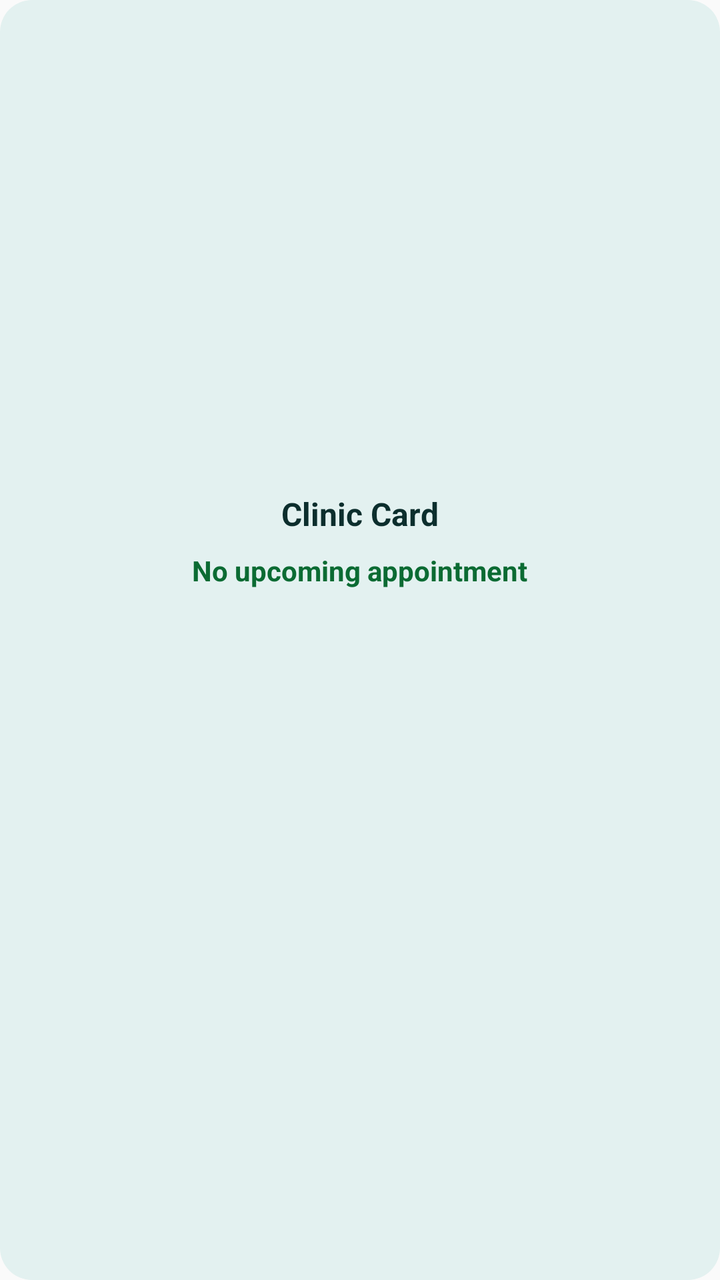
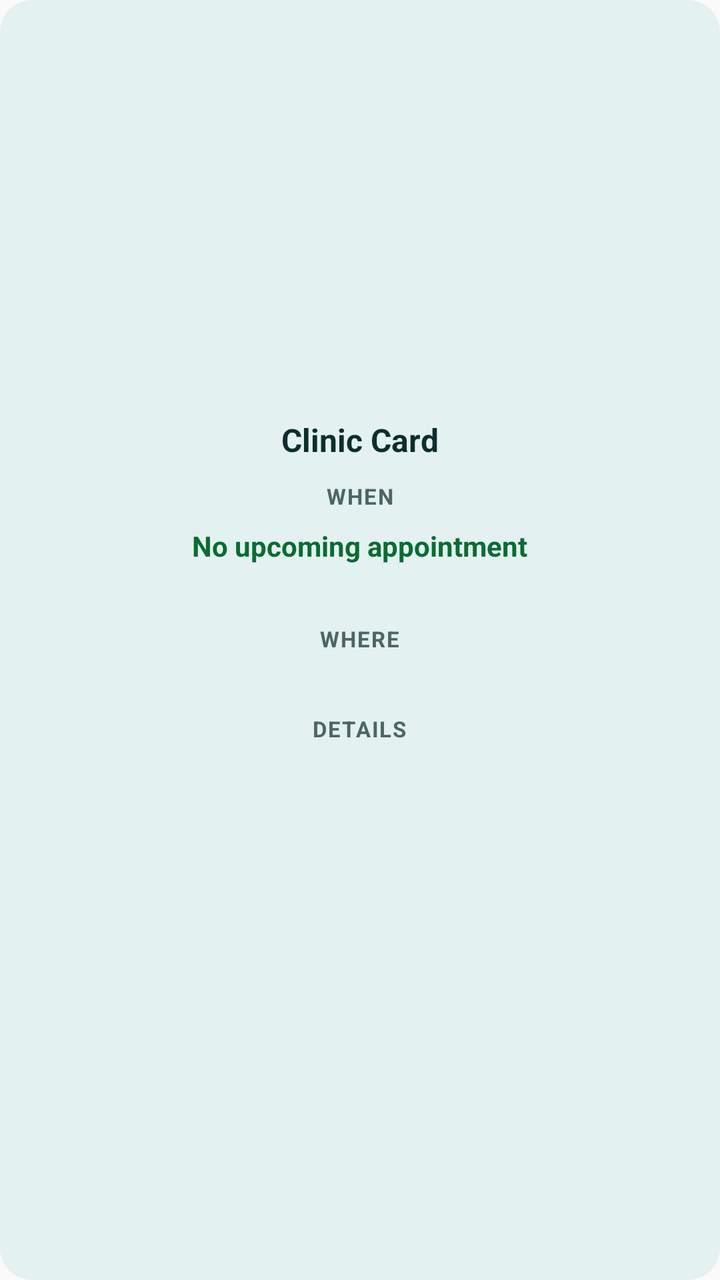

Compare the two renders of this Android layout. The source of the first and the diff that turns it into the second are given below.
<!-- AndroidManifest.xml: application theme AppTheme -->
<!-- res/layout/clinic_card_widget.xml -->
<?xml version="1.0" encoding="utf-8"?>
<LinearLayout xmlns:android="http://schemas.android.com/apk/res/android"
    android:id="@+id/widget_root"
    android:layout_width="match_parent"
    android:layout_height="match_parent"
    android:orientation="vertical"
    android:padding="16dp"
    android:background="@drawable/widget_background"
    android:gravity="center">

    <TextView
        android:id="@+id/widget_clinic_title"
        android:layout_width="wrap_content"
        android:layout_height="wrap_content"
        android:text="Clinic Card"
        android:textSize="16sp"
        android:textColor="@color/widget_text_primary"
        android:textStyle="bold" />

    <TextView
        android:id="@+id/widget_clinic_date"
        android:layout_width="wrap_content"
        android:layout_height="wrap_content"
        android:layout_marginTop="8dp"
        android:text="No upcoming appointment"
        android:textSize="14sp"
        android:textColor="@color/widget_good"
        android:textStyle="bold" />

    <TextView
        android:id="@+id/widget_clinic_visit_time"
        android:layout_width="wrap_content"
        android:layout_height="wrap_content"
        android:layout_marginTop="2dp"
        android:text=""
        android:textSize="13sp"
        android:textColor="@color/widget_text_primary" />

    <TextView
        android:id="@+id/widget_clinic_location"
        android:layout_width="wrap_content"
        android:layout_height="wrap_content"
        android:layout_marginTop="4dp"
        android:text=""
        android:textSize="12sp"
        android:textColor="@color/widget_accent"
        android:textStyle="bold" />

    <TextView
        android:id="@+id/widget_clinic_clinic_num"
        android:layout_width="wrap_content"
        android:layout_height="wrap_content"
        android:layout_marginTop="4dp"
        android:text=""
        android:textSize="12sp"
        android:textColor="@color/widget_text_primary" />

    <TextView
        android:id="@+id/widget_clinic_tests"
        android:layout_width="wrap_content"
        android:layout_height="wrap_content"
        android:layout_marginTop="4dp"
        android:text=""
        android:textSize="12sp"
        android:textColor="@color/widget_text_muted" />

    <TextView
        android:id="@+id/widget_clinic_doctype"
        android:layout_width="wrap_content"
        android:layout_height="wrap_content"
        android:layout_marginTop="2dp"
        android:text=""
        android:textSize="12sp"
        android:textColor="@color/widget_text_muted" />

    <TextView
        android:id="@+id/widget_clinic_nhs_num"
        android:layout_width="wrap_content"
        android:layout_height="wrap_content"
        android:layout_marginTop="2dp"
        android:text=""
        android:textSize="12sp"
        android:textColor="@color/widget_text_muted"
        android:visibility="gone" />
</LinearLayout>
<!-- resources referenced by this layout -->
<resources>
  <color name="widget_accent">#00696B</color>
  <color name="widget_good">#0B6B33</color>
  <color name="widget_text_muted">#4C6664</color>
  <color name="widget_text_primary">#0C2E2D</color>
  <!-- drawable widget_background (drawable) -->
  <?xml version="1.0" encoding="utf-8"?>
  <shape xmlns:android="http://schemas.android.com/apk/res/android"
      android:shape="rectangle">
      <solid android:color="@color/widget_bg" />
      <corners android:radius="16dp" />
  </shape>
  <style name="AppTheme" parent="Theme.AppCompat.Light.DarkActionBar">
          
          <item name="colorPrimary">@color/colorPrimary</item>
          <item name="colorPrimaryDark">@color/colorPrimaryDark</item>
          <item name="colorAccent">@color/colorAccent</item>
          <item name="android:statusBarColor">@android:color/transparent</item>
          <item name="android:navigationBarColor">@android:color/transparent</item>
      </style>
  <color name="widget_bg">#E3F1F0</color>
</resources>

<!-- the commit's change to res/layout/clinic_card_widget.xml (unified diff, before → after) -->
@@ -16,6 +16,19 @@
         android:textSize="16sp"
         android:textColor="@color/widget_text_primary"
         android:textStyle="bold" />
+
+    
+    <TextView
+        android:id="@+id/widget_clinic_heading_when"
+        android:layout_width="wrap_content"
+        android:layout_height="wrap_content"
+        android:layout_marginTop="10dp"
+        android:text="When"
+        android:textSize="11sp"
+        android:textColor="@color/widget_text_muted"
+        android:textStyle="bold"
+        android:letterSpacing="0.06"
+        android:textAllCaps="true" />
 
     <TextView
         android:id="@+id/widget_clinic_date"
@@ -36,6 +49,19 @@
         android:textSize="13sp"
         android:textColor="@color/widget_text_primary" />
 
+    
+    <TextView
+        android:id="@+id/widget_clinic_heading_where"
+        android:layout_width="wrap_content"
+        android:layout_height="wrap_content"
+        android:layout_marginTop="10dp"
+        android:text="Where"
+        android:textSize="11sp"
+        android:textColor="@color/widget_text_muted"
+        android:textStyle="bold"
+        android:letterSpacing="0.06"
+        android:textAllCaps="true" />
+
     <TextView
         android:id="@+id/widget_clinic_location"
         android:layout_width="wrap_content"
@@ -45,6 +71,19 @@
         android:textSize="12sp"
         android:textColor="@color/widget_accent"
         android:textStyle="bold" />
+
+    
+    <TextView
+        android:id="@+id/widget_clinic_heading_details"
+        android:layout_width="wrap_content"
+        android:layout_height="wrap_content"
+        android:layout_marginTop="10dp"
+        android:text="Details"
+        android:textSize="11sp"
+        android:textColor="@color/widget_text_muted"
+        android:textStyle="bold"
+        android:letterSpacing="0.06"
+        android:textAllCaps="true" />
 
     <TextView
         android:id="@+id/widget_clinic_clinic_num"
